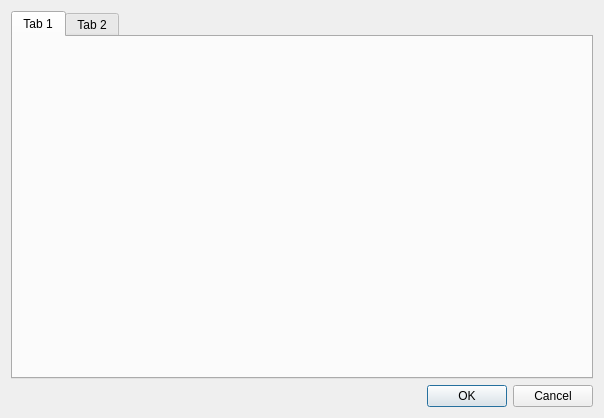
The window that ui/settings_dialog.ui (JoonKai/EPI_SSKV) describes before a commit, drawn with Qt 5.
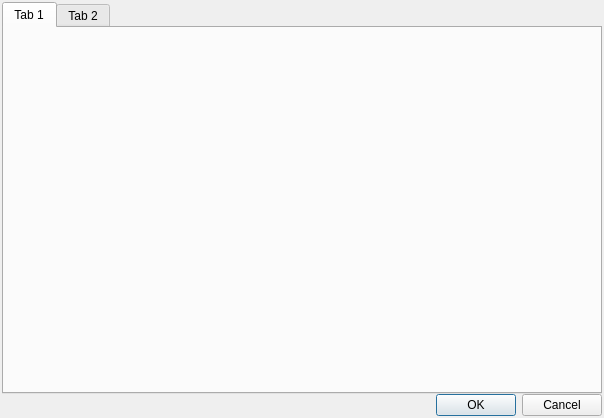
The same window after the commit.

```diff
--- a/ui/settings_dialog.ui
+++ b/ui/settings_dialog.ui
@@ -14,8 +14,26 @@
    <string>Dialog</string>
   </property>
   <layout class="QGridLayout" name="gridLayout">
+   <property name="leftMargin">
+    <number>2</number>
+   </property>
+   <property name="topMargin">
+    <number>2</number>
+   </property>
+   <property name="rightMargin">
+    <number>2</number>
+   </property>
+   <property name="bottomMargin">
+    <number>2</number>
+   </property>
+   <property name="spacing">
+    <number>0</number>
+   </property>
    <item row="0" column="0">
     <layout class="QVBoxLayout" name="verticalLayout">
+     <property name="spacing">
+      <number>0</number>
+     </property>
      <item>
       <widget class="QTabWidget" name="tabWidget">
        <widget class="QWidget" name="tab">
```
Left out of the diff: 8 changed lines with no effect on the pictures.
